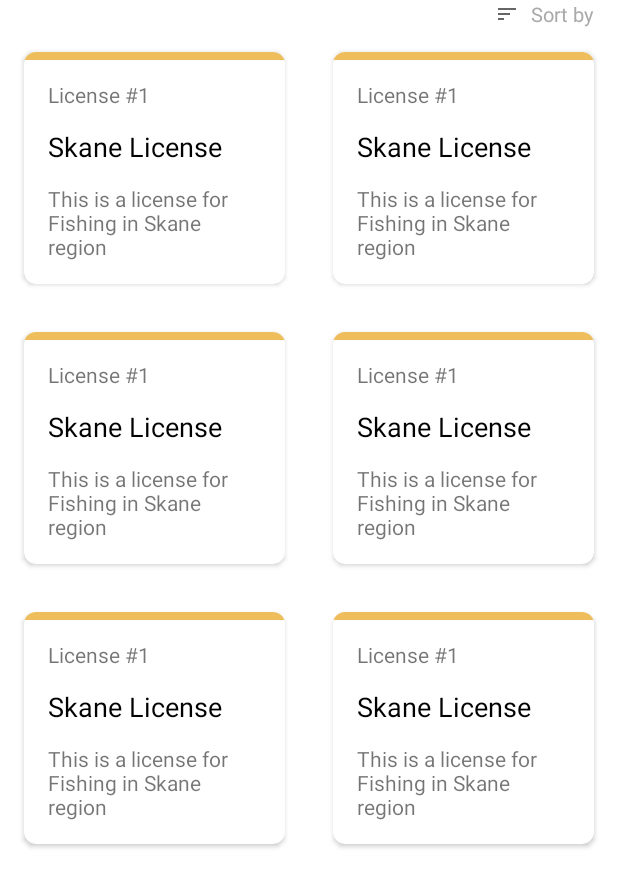
After one commit to MuhannadSatouf/Fiskekort, an Android app: the layout fragment_licence.xml on its own in the app's theme, with its tools: preview values and no code run, on a phone screen of 412 x 824 dp. The commit adds this screen. Shown: the top 887 px of the screen. Run offline under Robolectric (Android 15) with nearby library versions, the phone set to English and light mode, and no system bars.

Commit message:
Added License layouts and license item lists with material design

```diff
--- /dev/null
+++ b/app/src/main/res/drawable/ic_sort.xml
@@ -0,0 +1,5 @@
+<vector android:autoMirrored="true" android:height="16dp"
+    android:tint="?attr/colorControlNormal" android:viewportHeight="24"
+    android:viewportWidth="24" android:width="16dp" xmlns:android="http://schemas.android.com/apk/res/android">
+    <path android:fillColor="@android:color/darker_gray" android:pathData="M3,18h6v-2L3,16v2zM3,6v2h18L21,6L3,6zM3,13h12v-2L3,11v2z"/>
+</vector>
--- /dev/null
+++ b/app/src/main/res/layout/fragment_licence.xml
@@ -0,0 +1,31 @@
+<?xml version="1.0" encoding="utf-8"?>
+<LinearLayout xmlns:android="http://schemas.android.com/apk/res/android"
+    xmlns:app="http://schemas.android.com/apk/res-auto"
+    xmlns:tools="http://schemas.android.com/tools"
+    android:layout_width="match_parent"
+    android:layout_height="match_parent"
+    android:orientation="vertical"
+    android:background="@color/licence_Primary"
+    tools:context=".LicenceFragment">
+
+    <TextView
+        android:layout_width="wrap_content"
+        android:layout_height="wrap_content"
+        android:text="Sort by"
+        android:textSize="13sp"
+        android:layout_gravity="end"
+        android:paddingEnd="16dp"
+        android:paddingStart="16dp"
+        android:drawablePadding="8dp"
+        android:textColor="@android:color/darker_gray"
+        android:drawableStart="@drawable/ic_sort"/>
+
+    <androidx.recyclerview.widget.RecyclerView
+        android:layout_width="match_parent"
+        android:layout_height="wrap_content"
+        tools:listitem="@layout/license_items"
+        app:layoutManager="androidx.recyclerview.widget.GridLayoutManager"
+        app:spanCount="2"
+        tools:itemCount="6"
+        android:id="@+id/licence_recycler"/>
+</LinearLayout>
--- /dev/null
+++ b/app/src/main/res/layout/license_items.xml
@@ -0,0 +1,53 @@
+<?xml version="1.0" encoding="utf-8"?>
+<com.google.android.material.card.MaterialCardView xmlns:android="http://schemas.android.com/apk/res/android"
+    xmlns:app="http://schemas.android.com/apk/res-auto"
+    android:layout_width="match_parent"
+    android:layout_height="wrap_content"
+    android:layout_margin="16dp"
+    android:orientation="vertical"
+    app:cardCornerRadius="8dp"
+    android:background="@color/licence_Accent"
+    app:cardElevation="2dp">
+
+    <LinearLayout
+        android:layout_width="match_parent"
+        android:layout_height="wrap_content"
+        android:orientation="vertical">
+
+        <View
+            android:id="@+id/license_view1"
+            android:layout_width="match_parent"
+            android:layout_height="5dp"
+            android:background="@color/licence_color4" />
+
+        <TextView
+            android:id="@+id/license_id1"
+            android:layout_width="wrap_content"
+            android:layout_height="wrap_content"
+            android:includeFontPadding="false"
+            android:padding="16dp"
+            android:text="License #1" />
+
+        <TextView
+            android:id="@+id/license_name1"
+            android:layout_width="wrap_content"
+            android:layout_height="wrap_content"
+            android:includeFontPadding="false"
+            android:paddingStart="16dp"
+            android:paddingEnd="16dp"
+            android:text="Skane License"
+            android:textColor="@color/black"
+            android:textSize="18sp" />
+
+        <TextView
+            android:id="@+id/license_desc1"
+            android:layout_width="wrap_content"
+            android:layout_height="wrap_content"
+            android:includeFontPadding="false"
+            android:padding="16dp"
+            android:maxLines="3"
+            android:text="@string/license_desc_skane" />
+
+    </LinearLayout>
+
+</com.google.android.material.card.MaterialCardView>
--- /dev/null
+++ b/app/src/main/res/values-night/strings.xml
@@ -0,0 +1,4 @@
+<?xml version="1.0" encoding="utf-8"?>
+<resources>
+    <string name="license_desc_skane">This is a license for Fishing in Skane region</string>
+</resources>
--- /dev/null
+++ b/app/src/main/res/values-v23/strings.xml
@@ -0,0 +1,4 @@
+<?xml version="1.0" encoding="utf-8"?>
+<resources>
+    <string name="license_desc_skane">This is a license for Fishing in Skane region</string>
+</resources>
--- /dev/null
+++ b/app/src/main/res/values-v23/themes.xml
@@ -0,0 +1,12 @@
+<?xml version="1.0" encoding="utf-8"?>
+<resources>
+
+    <style name="Licence_AppTheme" parent="Theme.AppCompat.Light.NoActionBar">
+        <item name="colorPrimary">@color/licence_Primary</item>
+        <item name="colorPrimaryDark">@color/licence_PrimaryDark</item>
+        <item name="colorAccent">@color/licence_Accent</item>
+
+        <item name="android:windowLightStatusBar">true</item>
+        <item name="android:statusBarColor">@color/licence_Primary</item>
+    </style>
+</resources>
--- /dev/null
+++ b/app/src/main/res/values-v27/strings.xml
@@ -0,0 +1,4 @@
+<?xml version="1.0" encoding="utf-8"?>
+<resources>
+    <string name="license_desc_skane">This is a license for Fishing in Skane region</string>
+</resources>
--- /dev/null
+++ b/app/src/main/res/values-v27/themes.xml
@@ -0,0 +1,16 @@
+<?xml version="1.0" encoding="utf-8"?>
+<resources>
+
+    <style name="Licence_AppTheme" parent="Theme.AppCompat.Light.NoActionBar">
+        <item name="colorPrimary">@color/licence_Primary</item>
+        <item name="colorPrimaryDark">@color/licence_PrimaryDark</item>
+        <item name="colorAccent">@color/licence_Accent</item>
+
+        <item name="android:windowLightNavigationBar">true</item>
+        <item name="android:navigationBarColor">@color/licence_Primary</item>
+        <item name="android:navigationBarDividerColor">@color/licence_Accent</item>
+
+        <item name="android:windowLightStatusBar">true</item>
+        <item name="android:statusBarColor">@color/licence_Primary</item>
+    </style>
+</resources>
--- a/app/src/main/res/values/colors.xml
+++ b/app/src/main/res/values/colors.xml
@@ -7,4 +7,13 @@
     <color name="teal_700">#FF018786</color>
     <color name="black">#FF000000</color>
     <color name="white">#FFFFFFFF</color>
+
+    <color name="licence_color1">#f1755b</color>
+    <color name="licence_color2">#5cb187</color>
+    <color name="licence_color3">#b05777</color>
+    <color name="licence_color4">#eebe5c</color>
+    <color name="licence_color5">#8778e9</color>
+    <color name="licence_Primary">#ffffff</color>
+    <color name="licence_PrimaryDark">#ffffff</color>
+    <color name="licence_Accent">#f2f2f2</color>
 </resources>
--- a/app/src/main/res/values/strings.xml
+++ b/app/src/main/res/values/strings.xml
@@ -18,4 +18,7 @@
         <item>One year</item>
 
     </string-array>
+    <!-- TODO: Remove or change this placeholder text -->
+    <string name="hello_blank_fragment">Hello blank fragment</string>
+    <string name="license_desc_skane">This is a license for Fishing in Skane region</string>
 </resources>
--- a/app/src/main/res/values/themes.xml
+++ b/app/src/main/res/values/themes.xml
@@ -22,4 +22,10 @@
     <style name="Theme.FiskeKort.AppBarOverlay" parent="ThemeOverlay.AppCompat.Dark.ActionBar" />
 
     <style name="Theme.FiskeKort.PopupOverlay" parent="ThemeOverlay.AppCompat.Light" />
+
+    <style name="Licence_AppTheme" parent="Theme.AppCompat.Light.NoActionBar">
+        <item name="colorPrimary">@color/licence_Primary</item>
+        <item name="colorPrimaryDark">@color/licence_PrimaryDark</item>
+        <item name="colorAccent">@color/licence_Accent</item>
+    </style>
 </resources>
```
Also changed, not shown: app/build.gradle (+5 -2 lines), app/src/main/AndroidManifest.xml (+8 -4 lines), app/src/main/java/com/example/fiskekort/LicenceFragment.java (added, +66 -0 lines), app/src/main/res/layout/activity_licence.xml (+36 -2 lines).
